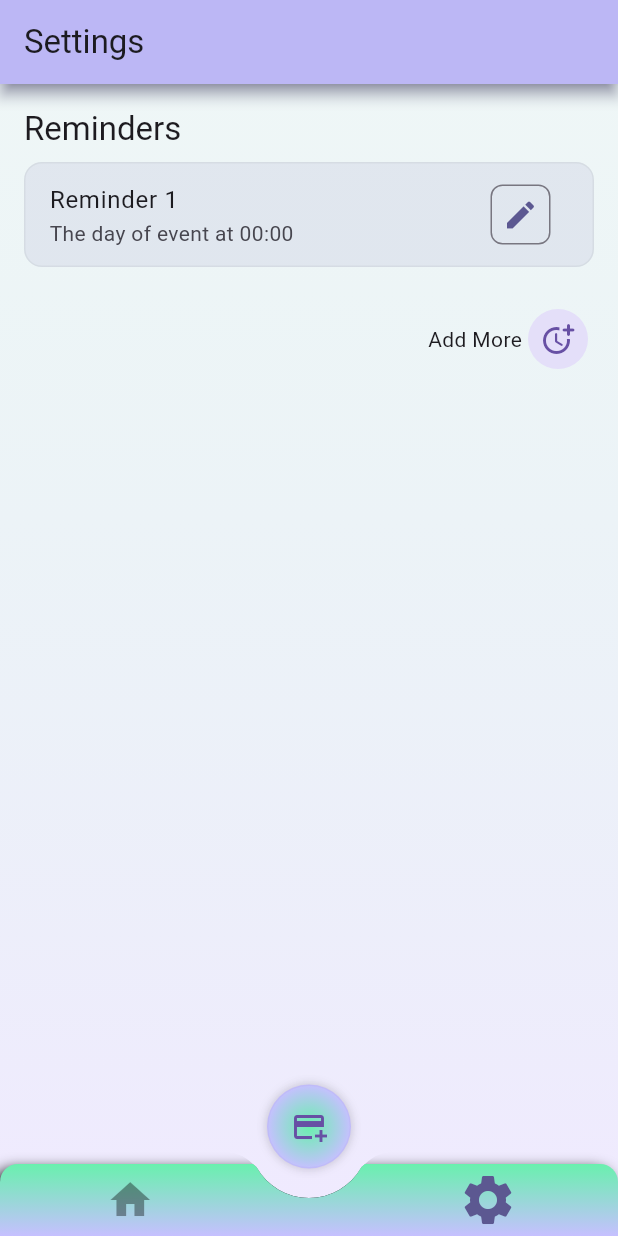
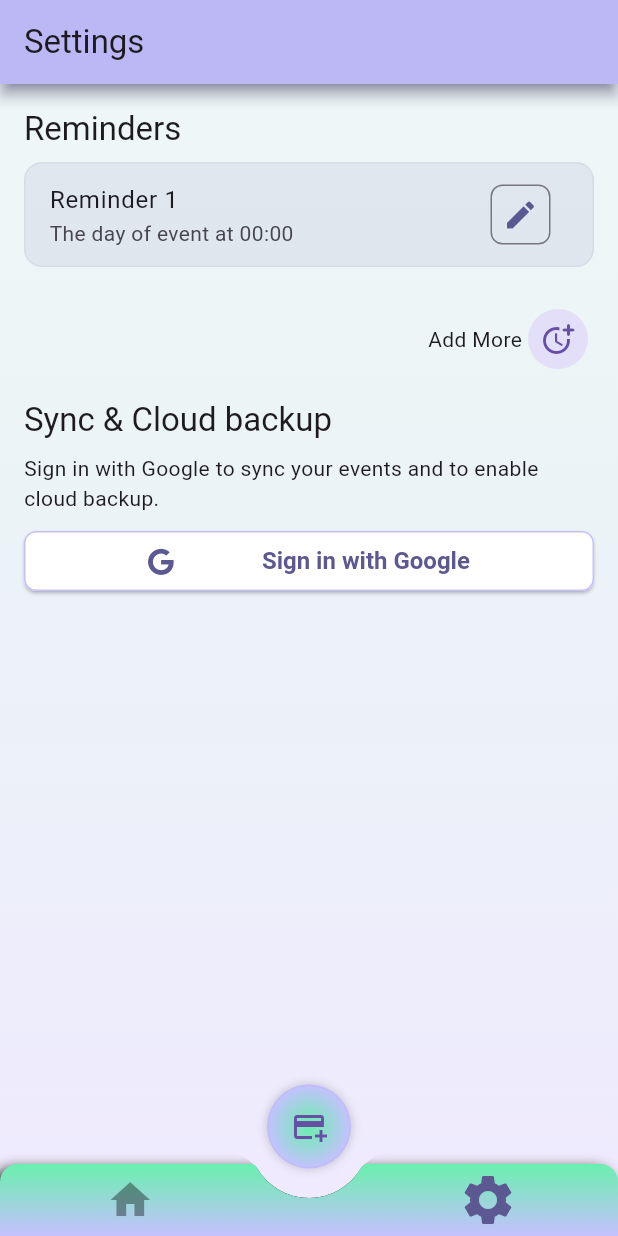
Before and after one commit to sagarkalel/Remindify, a Flutter app: the screen it shows after launch, swiped to page 2, on a phone screen of 412 x 824 dp. Run offline on Flutter 3.47's test engine with Material 3 defaults, Android fonts, the phone set to English and light mode, and no system bars; our stand-ins replace dropdown_button2, equatable, extended_nested_scroll_view, flutter_bloc, flutter_contacts, flutter_image_compress and 8 more; missing offline and left inert: googleapis; accounts and stored records are empty.

Commit message:
cloud backup functionality and UI for the same in setting. but have some issue while logging, need to resolve

```diff
--- a/lib/models/contact_info_model.dart
+++ b/lib/models/contact_info_model.dart
@@ -8,6 +8,7 @@ class ContactInfoModel {
   const ContactInfoModel({
     required this.name,
     required this.events,
+    required this.lastModified,
     this.friendNote,
     this.image,
     this.inBuildId,
@@ -20,6 +21,7 @@ class ContactInfoModel {
   final String? friendNote, phone, inBuildId;
   final List<EventInfoModel> events;
   final Uint8List? image;
+  final DateTime lastModified;
 
   /// while extracting data from map
   factory ContactInfoModel.fromMap(Map<String, Object?> map) {
@@ -30,6 +32,8 @@ class ContactInfoModel {
       friendNote: map['friend_note'] as String?,
       image: map['image'] as Uint8List?,
       phone: map['phone'] as String?,
+      lastModified: DateTime.parse((map['last_modified'] as String?) ??
+          DateTime.now().toIso8601String()),
       events:
           map['events'] == null ? [] : (map['events'] as List<EventInfoModel>),
     );
@@ -45,6 +49,7 @@ class ContactInfoModel {
       image: contact.photoOrThumbnail,
       phone: AppServices.getPhoneNumber(contact.phones),
       events: AppServices.getEvents(contact.events),
+      lastModified: DateTime.now(),
     );
   }
 
@@ -56,6 +61,7 @@ class ContactInfoModel {
       'image': image,
       'in_build_id': inBuildId,
       'phone': phone,
+      'last_modified': lastModified.toIso8601String(),
     };
   }
 }
--- a/lib/pages/dashboard/settings/views/setting_view.dart
+++ b/lib/pages/dashboard/settings/views/setting_view.dart
@@ -2,12 +2,14 @@ import 'package:Remindify/components/app_textfield.dart';
 import 'package:Remindify/components/background_widget.dart';
 import 'package:Remindify/models/schedule_time_model.dart';
 import 'package:Remindify/pages/dashboard/home_page/bloc/home_bloc.dart';
+import 'package:Remindify/services/google_drive_sync.dart';
 import 'package:Remindify/utils/extensions.dart';
 import 'package:Remindify/utils/global_constants.dart';
 import 'package:flutter/cupertino.dart';
 import 'package:flutter/material.dart';
 import 'package:flutter/services.dart';
 import 'package:flutter_bloc/flutter_bloc.dart';
+import 'package:font_awesome_flutter/font_awesome_flutter.dart';
 
 import '../bloc/setting_bloc.dart';
 
@@ -78,7 +80,40 @@ class SettingView extends StatelessWidget {
                         ),
                       ],
                     ),
-                    SizedBox(height: getScreenY(context) * 0.15),
+                    const YGap(16),
+                    Text("Sync & Cloud backup",
+                        style: Theme.of(context).textTheme.titleLarge),
+                    const YGap(8),
+                    Column(
+                      children: [
+                        const Text(
+                            "Sign in with Google to sync your events and to enable cloud backup."),
+                        const YGap(8),
+                        ElevatedButton(
+                            onPressed: () async {
+                              final syncService = GoogleDriveSync(
+                                  bloc: context.read<HomeBloc>());
+                              final result = await syncService.signIn();
+                              if (result) syncService.syncData();
+                            },
+                            style: ElevatedButton.styleFrom(
+                              backgroundColor: kColorScheme.onPrimary,
+                              foregroundColor: kColorScheme.primary,
+                              shape: RoundedRectangleBorder(
+                                  borderRadius: BorderRadius.circular(8),
+                                  side: BorderSide(
+                                      color: kColorScheme.inversePrimary)),
+                            ),
+                            child: const Row(
+                              mainAxisAlignment: MainAxisAlignment.spaceEvenly,
+                              children: [
+                                FaIcon(FontAwesomeIcons.google),
+                                Text("Sign in with Google"),
+                              ],
+                            )),
+                      ],
+                    ),
+                    const SizedBox(height: kToolbarHeight),
                   ],
                 ],
               );
--- a/lib/pages/import_from_contacts_page/bloc/import_native_contact_bloc.dart
+++ b/lib/pages/import_from_contacts_page/bloc/import_native_contact_bloc.dart
@@ -1,6 +1,7 @@
 import 'dart:developer';
 
 import 'package:Remindify/models/contact_info_model.dart';
+import 'package:Remindify/pages/dashboard/home_page/bloc/home_bloc.dart';
 import 'package:Remindify/services/database_services.dart';
 import 'package:equatable/equatable.dart';
 import 'package:flutter_bloc/flutter_bloc.dart';
@@ -83,8 +84,9 @@ class ImportNativeContactBloc
     try {
       if (isRequestGranted) {
         emit(NativeContactLoadingState());
-        _allContactInfoListFromDatabase.addAll(
-            await DatabaseServices.instance.getContactInfoListFromLocalDb());
+        // DatabaseServices.instance.getContactInfoListFromLocalDb()
+        _allContactInfoListFromDatabase
+            .addAll(await event.homeBloc.getContactInfoList());
         final nativeContacts = await FlutterContacts.getContacts(
           withPhoto: true,
           withThumbnail: true,
--- a/lib/pages/import_from_contacts_page/import_native_contact_page.dart
+++ b/lib/pages/import_from_contacts_page/import_native_contact_page.dart
@@ -1,3 +1,4 @@
+import 'package:Remindify/pages/dashboard/home_page/bloc/home_bloc.dart';
 import 'package:Remindify/pages/import_from_contacts_page/bloc/import_native_contact_bloc.dart';
 import 'package:Remindify/pages/import_from_contacts_page/views/import_native_contact_page_view.dart';
 import 'package:flutter/material.dart';
@@ -9,8 +10,8 @@ class ImportNativeContactPage extends StatelessWidget {
   @override
   Widget build(BuildContext context) {
     return BlocProvider(
-      create: (context) =>
-          ImportNativeContactBloc()..add(ImportNativeContacts()),
+      create: (context) => ImportNativeContactBloc()
+        ..add(ImportNativeContacts(homeBloc: context.read<HomeBloc>())),
       child: const ImportNativeContactPageView(),
     );
   }
--- a/lib/services/database_services.dart
+++ b/lib/services/database_services.dart
@@ -15,6 +15,7 @@ class DatabaseServices {
   static const _nameColumnName = 'name';
   static const _inBuildIdColumnName = 'in_build_id';
   static const _friendNoteColumnName = 'friend_note';
+  static const _lastModified = 'last_modified';
   static const _imageColumnName = 'image';
   static const _idColumnName = 'id';
   static const _phoneColumnName = 'phone';
@@ -43,6 +44,7 @@ class DatabaseServices {
         CREATE TABLE $_mainTableName(
         $_idColumnName INTEGER PRIMARY KEY AUTOINCREMENT,
         $_nameColumnName TEXT NOT NULL,
+        $_lastModified TEXT,
         $_inBuildIdColumnName TEXT,
         $_friendNoteColumnName TEXT,
         $_phoneColumnName TEXT,
--- /dev/null
+++ b/lib/services/google_auth_client.dart
@@ -0,0 +1,14 @@
+import 'package:http/http.dart' as http;
+
+class GoogleAuthClient extends http.BaseClient {
+  final Map<String, String> _headers;
+  final http.Client _client = http.Client();
+
+  GoogleAuthClient(this._headers);
+
+  @override
+  Future<http.StreamedResponse> send(http.BaseRequest request) {
+    request.headers.addAll(_headers);
+    return _client.send(request);
+  }
+}
--- a/pubspec.yaml
+++ b/pubspec.yaml
@@ -49,6 +49,11 @@ dependencies:
   extended_nested_scroll_view: ^6.2.1
   image_picker: ^1.1.2
   flutter_image_compress: ^2.3.0
+  google_sign_in: ^6.2.1
+  googleapis: ^13.2.0
+  internet_connection_checker: ^2.0.0
+  http: ^1.2.2
+  font_awesome_flutter: ^10.7.0
 
 dev_dependencies:
   flutter_test:
```
Also changed, not shown: lib/pages/add_contact_info_page/bloc/add_my_contact_bloc.dart (+5 -5 lines), lib/pages/add_contact_info_page/views/add_contact_info_page_view.dart (+6 -4 lines), lib/pages/dashboard/home_page/bloc/home_bloc.dart (+10 -0 lines), lib/pages/import_from_contacts_page/bloc/import_native_contact_event.dart (+8 -1 lines), lib/services/google_drive_sync.dart (added, +120 -0 lines), pubspec.lock, 3 other files.
